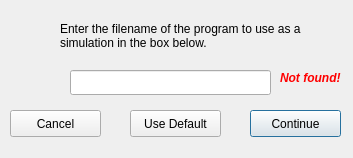
dutchgold92/TaskStalker, file simulatorinit.ui: the form before one commit.
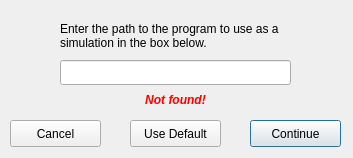
The form after the commit. Icons and pictures are not drawn.

The edit to the form file:
```diff
--- a/simulatorinit.ui
+++ b/simulatorinit.ui
@@ -16,9 +16,9 @@
   <widget class="QLineEdit" name="fileInput">
    <property name="geometry">
     <rect>
-     <x>70</x>
-     <y>70</y>
-     <width>201</width>
+     <x>60</x>
+     <y>60</y>
+     <width>231</width>
      <height>25</height>
     </rect>
    </property>
@@ -33,7 +33,7 @@
     </rect>
    </property>
    <property name="text">
-    <string>Enter the filename of the program to use as a simulation in the box below.</string>
+    <string>Enter the path to the program to use as a simulation in the box below.</string>
    </property>
    <property name="wordWrap">
     <bool>true</bool>
@@ -43,7 +43,7 @@
    <property name="geometry">
     <rect>
      <x>250</x>
-     <y>110</y>
+     <y>120</y>
      <width>91</width>
      <height>27</height>
     </rect>
@@ -56,7 +56,7 @@
    <property name="geometry">
     <rect>
      <x>10</x>
-     <y>110</y>
+     <y>120</y>
      <width>91</width>
      <height>27</height>
     </rect>
@@ -69,7 +69,7 @@
    <property name="geometry">
     <rect>
      <x>130</x>
-     <y>110</y>
+     <y>120</y>
      <width>91</width>
      <height>27</height>
     </rect>
@@ -84,10 +84,10 @@
    </property>
    <property name="geometry">
     <rect>
-     <x>280</x>
-     <y>70</y>
-     <width>71</width>
-     <height>16</height>
+     <x>10</x>
+     <y>90</y>
+     <width>331</width>
+     <height>20</height>
     </rect>
    </property>
    <property name="palette">
@@ -518,6 +518,9 @@
    <property name="text">
     <string>Not found!</string>
    </property>
+   <property name="alignment">
+    <set>Qt::AlignCenter</set>
+   </property>
   </widget>
  </widget>
  <resources/>
```
Left out of the diff: 8 changed lines with no effect on the pictures.
